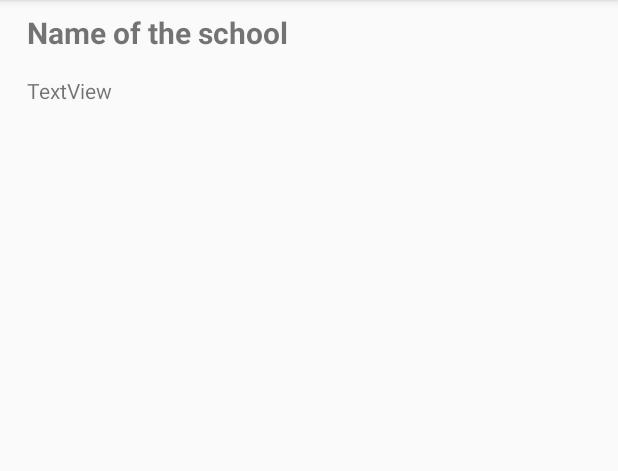
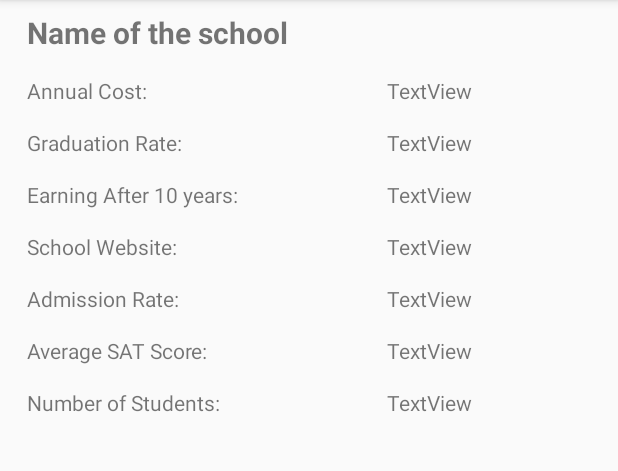
Before and after one commit to LucidchartMarketplace/Test, an Android app: the SchoolInfoActivity screen opened directly, with no data from a screen before it, on a phone screen of 412 x 824 dp, the part 84-555 px from its top. Run offline under Robolectric (Android 15) with nearby library versions, the phone set to English and light mode, and no system bars.

Commit message:
"school info layout"

```diff
--- a/app/src/main/res/layout/activity_school_info.xml
+++ b/app/src/main/res/layout/activity_school_info.xml
@@ -36,12 +36,126 @@
             android:textStyle="bold"/>
 
         <TextView
-            android:id="@+id/textView6"
+            android:id="@+id/attend_cost"
             android:layout_width="wrap_content"
             android:layout_height="wrap_content"
             android:layout_below="@+id/school_name"
             android:layout_marginTop="15dp"
             android:layout_marginLeft="10dp"
+            android:textSize="14dp"
+            android:text="Annual Cost: " />
+
+        <TextView
+            android:id="@+id/grad_rate"
+            android:layout_width="wrap_content"
+            android:layout_height="wrap_content"
+            android:layout_below="@+id/attend_cost"
+            android:layout_marginStart="10dp"
+            android:layout_marginTop="15dp"
+            android:textSize="14dp"
+            android:text="Graduation Rate: " />
+
+        <TextView
+            android:id="@+id/earning"
+            android:layout_width="wrap_content"
+            android:layout_height="wrap_content"
+            android:layout_alignStart="@+id/grad_rate"
+            android:layout_below="@+id/grad_rate"
+            android:layout_marginTop="15dp"
+            android:textSize="14dp"
+            android:text="Earning After 10 years: " />
+
+        <TextView
+            android:id="@+id/web_link"
+            android:layout_width="wrap_content"
+            android:layout_height="wrap_content"
+            android:layout_alignStart="@+id/earning"
+            android:layout_below="@+id/earning"
+            android:layout_marginTop="15dp"
+            android:text="School Website: " />
+
+        <TextView
+            android:id="@+id/admin_rate"
+            android:layout_width="wrap_content"
+            android:layout_height="wrap_content"
+            android:layout_below="@+id/web_link"
+            android:layout_marginTop="15dp"
+            android:layout_alignStart="@+id/attend_cost"
+            android:text="Admission Rate: " />
+
+        <TextView
+            android:id="@+id/sat_avg"
+            android:layout_width="wrap_content"
+            android:layout_height="wrap_content"
+            android:layout_alignStart="@+id/grad_rate"
+            android:layout_below="@id/admin_rate"
+            android:layout_marginTop="15dp"
+            android:text="Average SAT Score: " />
+
+        <TextView
+            android:id="@+id/num_student"
+            android:layout_width="wrap_content"
+            android:layout_height="wrap_content"
+            android:layout_below="@+id/sat_avg"
+            android:layout_marginTop="15dp"
+            android:layout_alignStart="@+id/web_link"
+            android:text="Number of Students: " />
+
+        <TextView
+            android:id="@+id/edit_cost"
+            android:layout_width="wrap_content"
+            android:layout_height="wrap_content"
+            android:layout_alignParentStart="true"
+            android:layout_alignTop="@+id/attend_cost"
+            android:layout_marginLeft="250dp"
+            android:text="TextView" />
+
+        <TextView
+            android:id="@+id/grad_edit"
+            android:layout_width="wrap_content"
+            android:layout_height="wrap_content"
+            android:layout_above="@+id/earning"
+            android:layout_alignStart="@+id/edit_cost"
+            android:text="TextView" />
+
+        <TextView
+            android:id="@+id/earning_edit"
+            android:layout_width="wrap_content"
+            android:layout_height="wrap_content"
+            android:layout_alignStart="@+id/grad_edit"
+            android:layout_alignTop="@+id/earning"
+            android:text="TextView" />
+
+        <TextView
+            android:id="@+id/web_link_edit"
+            android:layout_width="wrap_content"
+            android:layout_height="wrap_content"
+            android:layout_alignStart="@+id/earning_edit"
+            android:layout_alignTop="@+id/web_link"
+            android:text="TextView" />
+
+        <TextView
+            android:id="@+id/admin_rate_edit"
+            android:layout_width="wrap_content"
+            android:layout_height="wrap_content"
+            android:layout_alignStart="@+id/web_link_edit"
+            android:layout_alignTop="@+id/admin_rate"
+            android:text="TextView" />
+
+        <TextView
+            android:id="@+id/sat_avg_edit"
+            android:layout_width="wrap_content"
+            android:layout_height="wrap_content"
+            android:layout_alignStart="@+id/admin_rate_edit"
+            android:layout_alignTop="@+id/sat_avg"
+            android:text="TextView" />
+
+        <TextView
+            android:id="@+id/num_student_edit"
+            android:layout_width="wrap_content"
+            android:layout_height="wrap_content"
+            android:layout_alignStart="@+id/sat_avg_edit"
+            android:layout_alignTop="@+id/num_student"
             android:text="TextView" />
 
 
```
